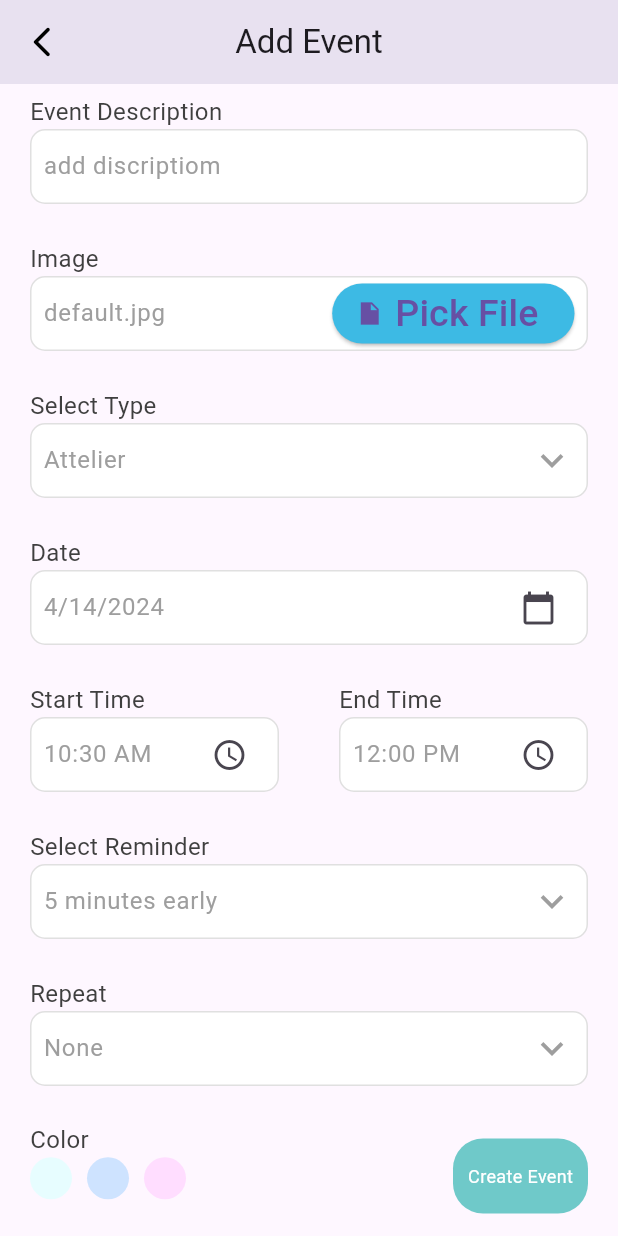
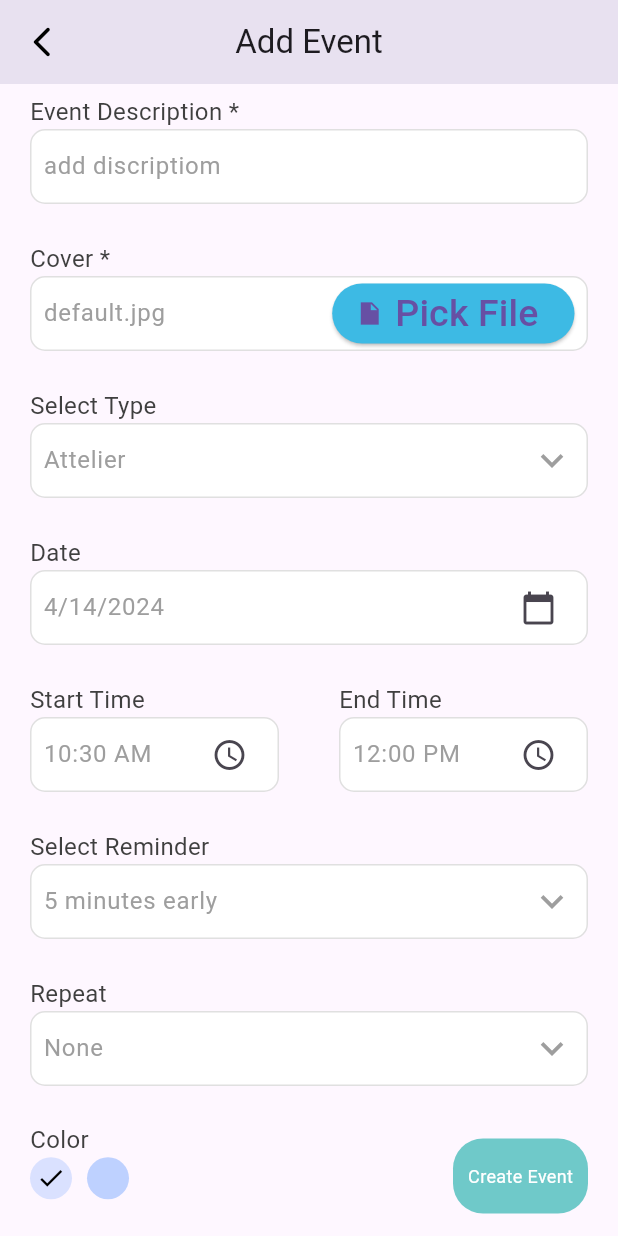
Before and after one commit to aymanerihane/UniEvents, a Flutter app: the Add_event screen opened directly, scrolled down 101 dp, on a phone screen of 412 x 824 dp. Run offline on Flutter 3.47's test engine with Material 3 defaults, Android fonts, the light colour scheme and no system bars; our stand-ins replace date_picker_timeline, file_picker, get, hidden_drawer_menu, sqflite; accounts and stored records are empty; Roboto replaces fonts that are missing (Poppins).

Commit message:
adding repeat functionality and fix bug(core: cover image event)
//TODO: remove reminder from add event and make a reminder in a button in event dirscription page
//TODO: update colors of events
//TODO: mae notification page

```diff
--- a/unievents/lib/JSON/events.dart
+++ b/unievents/lib/JSON/events.dart
@@ -6,7 +6,11 @@ class Event {
   String eventDate;
   String eventStartTime;
   String eventEndTime;
-  String color;
+  int color;
+  String repeat;
+  int dayOfWeek;
+  int dayOfMonth;
+  int month;
   String? eventImage;
 
   Event({
@@ -18,7 +22,11 @@ class Event {
     required this.eventStartTime,
     required this.eventEndTime,
     required this.color,
-    this.eventImage,
+    required this.repeat,
+    required this.dayOfWeek,
+    required this.dayOfMonth,
+    required this.month,
+    required this.eventImage,
   });
 
   // Convert Event object to Map object
@@ -32,6 +40,10 @@ class Event {
       'eventStartTime': eventStartTime,
       'eventEndTime': eventEndTime,
       'color': color,
+      'repeat': repeat,
+      'dayOfWeek': dayOfWeek,
+      'dayOfMonth': dayOfMonth,
+      'month': month,
       'eventImage': eventImage,
     };
   }
@@ -47,6 +59,10 @@ class Event {
       eventStartTime: map['eventStartTime'],
       eventEndTime: map['eventEndTime'],
       color: map['color'],
+      repeat: map['repeat'],
+      dayOfWeek: map['dayOfWeek'],
+      dayOfMonth: map['dayOfMonth'],
+      month: map['month'],
       eventImage: map['eventImage'],
     );
   }
--- a/unievents/lib/templates/EventTime/add_event.dart
+++ b/unievents/lib/templates/EventTime/add_event.dart
@@ -30,6 +30,10 @@ class _Add_eventState extends State<Add_event> {
   DateTime _selectedDate = DateTime.now();
   String _selectedStartTime = DateFormat('hh:mm a').format(DateTime.now());
   String _selectedEndTime = '12:00 PM';
+  int _dayOfWeek = DateTime.now().weekday;
+  int _dayOfMonth = DateTime.now().day;
+  int _month = DateTime.now().month;
+
 
   //Reminder
   int _selectedReminder = 5;
@@ -40,7 +44,7 @@ class _Add_eventState extends State<Add_event> {
   List<String> repeatList = ["None", "Daily", "Weekly", "Monthly", "Yearly"];
 
   //Color
-  Color _selectedColor = eventColor1;
+  int _colorindex = 0;
 
   //Type
   String _selectedType = "Attelier";
@@ -79,14 +83,14 @@ class _Add_eventState extends State<Add_event> {
             MyInput(
               controller: _eventTitle,
               hint: 'Enter Event Title',
-              title: 'Event Title',
+              title: 'Event Title *',
             ),
             MyInput(
               controller: _eventDiscription,
               hint: 'add discriptiom',
-              title: 'Event Description',
+              title: 'Event Description *',
             ),
-            MyInput(title: 'Image', hint: _pathImage ,widget:ElevatedButton.icon(
+            MyInput(title: 'Cover *', hint: _pathImage ,widget:ElevatedButton.icon(
                     onPressed: (){
                       picksinglefile();
 
@@ -122,9 +126,6 @@ class _Add_eventState extends State<Add_event> {
                   setState(() {
                     _selectedType = value!;
                   });
-                  if(value == 'others'){
-
-                  }
                 },
               ),
             ),
@@ -134,7 +135,7 @@ class _Add_eventState extends State<Add_event> {
                 MyInput(
                   controller: _otherType,
                   hint: 'Enter Type',
-                  title: 'Other Type',
+                  title: 'Other Type *',
                 ),
             ),
             MyInput(
@@ -152,6 +153,9 @@ class _Add_eventState extends State<Add_event> {
                   if (picked != null && picked != _selectedDate) {
                     setState(() {
                       _selectedDate = picked;
+                      _dayOfWeek = picked.weekday;
+                      _dayOfMonth = picked.day;
+                      _month =picked.month;
 
                     });
                   }
@@ -250,7 +254,8 @@ class _Add_eventState extends State<Add_event> {
                             (index) => GestureDetector(
                                   onTap: () {
                                     setState(() {
-                                      _selectedColor = index == 0 ? eventColor1 : index == 1 ? eventColor2 : eventColor3;
+
+                                       _colorindex = index;
                                     });
                                   },
                                   child: Padding(
@@ -262,7 +267,8 @@ class _Add_eventState extends State<Add_event> {
                                           : index == 1
                                               ? eventColor2
                                               : eventColor3,
-                                      child: _selectedColor == index ? const Icon(Icons.check,color: Colors.white,size: 20,) : Container(),
+
+                                      child: _colorindex == index ? const Icon(Icons.check,color: Colors.black,size: 20,) : Container(),
                                     ),
                                   ),
                                 )),
@@ -274,6 +280,8 @@ class _Add_eventState extends State<Add_event> {
                       child: MyButton(
                           label: "Create Event",
                           onTap: () async => {
+
+
                           //file
                           // Get the application documents directory
                           if (file != null) {
@@ -281,6 +289,8 @@ class _Add_eventState extends State<Add_event> {
                           path = directory.path,
                           filePath = '$path/${file!.name}',
                           localFile = File(filePath),
+
+
                           // Check if file.bytes is not null before using it
                           if (fileByte != null) {
                             await localFile.writeAsBytes(fileByte),
@@ -291,13 +301,26 @@ class _Add_eventState extends State<Add_event> {
                           } else {
                             print('File is null'),
                           },
-                          //snackbar
-                          Get.snackbar('Donne enregistrer', 'Title: ${_eventTitle.text}, discription: ${_eventDiscription.text}',snackPosition: SnackPosition.BOTTOM,backgroundColor: Colors.greenAccent),
+
+                          // Validate input
+                          if (_eventTitle.text.isEmpty || _eventDiscription.text.isEmpty || file == null || (_selectedType == 'others' && _otherType.text.isEmpty)) {
+                            //erreur message
+                            Get.snackbar('Erreur', 'Veuillez remplir tous les champs avec une *',snackPosition: SnackPosition.BOTTOM,backgroundColor: Colors.redAccent),
+
+
+
+                          }else{
+                            // Show a snackbar
                           Get.snackbar('Event Created', 'Event has been created successfully',snackPosition: SnackPosition.BOTTOM,backgroundColor: Colors.greenAccent),
                           print('event'),
+
                           _addEvent(),
                           print('event created'),
                           Get.back(),
+
+                          }
+
+
                           },
                           visibility: true))
                 ],
@@ -311,13 +334,9 @@ class _Add_eventState extends State<Add_event> {
 
 Future<void> _addEvent() async {
 
-    // Validate input
-    if (_eventTitle.text.isEmpty || _eventDiscription.text.isEmpty) {
-      //erreur message
-      _eventTitle.text.isEmpty ? Get.snackbar('Error', 'Please enter event title') : Get.snackbar('Error', 'Please enter event description');
 
-      return;
-    }
+
+
 
     // Create an Event object
     Event event = Event(
@@ -327,7 +346,11 @@ Future<void> _addEvent() async {
       eventDate: DateFormat('yMMMMd').format(_selectedDate),
       eventStartTime: _selectedStartTime,
       eventEndTime: _selectedEndTime,
-      color: _selectedColor == 0 ? '0xFF0000FF' : _selectedColor == 1 ? '0xFFFF0000' : '0xFF00FF00',
+      repeat: _selectedRepeat,
+      dayOfWeek: _dayOfWeek,
+      dayOfMonth: _dayOfMonth,
+      month: _month,
+      color: _colorindex,
       eventImage: filePath,
       // Set other event details
     );
--- a/unievents/lib/templates/EventTime/card_event.dart
+++ b/unievents/lib/templates/EventTime/card_event.dart
@@ -9,6 +9,8 @@ class Card_Event extends StatelessWidget {
   final Color colore;
   final Function()? onTap;
   const Card_Event({super.key, required this.label, required this.onTap, required this.discription, required this.type, required this.date, required this.colore});
+
+
 
   @override
   Widget build(BuildContext context) {
@@ -22,7 +24,6 @@ class Card_Event extends StatelessWidget {
           onTap: onTap,
           child: Container(
             width: width*0.9,
-            height: 150,
             decoration: BoxDecoration(
               borderRadius: BorderRadius.circular(20),
               color: colore,
@@ -32,7 +33,7 @@ class Card_Event extends StatelessWidget {
               child: Row(
                 children: [
                   Container(
-                    width: width*0.7,
+                    width: width*0.66,
                     child: Column(
                       crossAxisAlignment: CrossAxisAlignment.start,
                       children: [
--- a/unievents/lib/themes/themes.dart
+++ b/unievents/lib/themes/themes.dart
@@ -4,6 +4,6 @@ const primaryColor = Color.fromARGB(255, 15, 200, 200);
 const secondaryColor = Color.fromARGB(255, 111, 201, 201);
 const backgroundColor = Color(0xFFcfe0fa);
 
-const eventColor1 = Color.fromARGB(192, 224, 255, 255);
-const eventColor2 = Color.fromARGB(220, 198, 224, 255);
-const eventColor3 = Color.fromARGB(187, 255, 211, 255);
+const eventColor1 = Color.fromARGB(64, 112, 160, 255);
+const eventColor2 = Color.fromARGB(64, 0, 96, 255);
+const eventColor3 = Color.fromARGB(0, 128, 64, 255);
--- a/unievents/pubspec.yaml
+++ b/unievents/pubspec.yaml
@@ -38,7 +38,7 @@ dependencies:
   intl:
   date_picker_timeline:
   cupertino_icons: ^1.0.2
-  flutter_local_notifications:
+  flutter_local_notifications: ^8.1.1+1
   file_picker:
   open_app_file:
   dio:
```
Also changed, not shown: unievents/lib/SQLite/database_helper.dart (+51 -11 lines), unievents/lib/templates/EventTime/eventDesc/eventDesc.dart (+3 -6 lines), unievents/lib/templates/EventTime/event_time.dart (+5 -2 lines).
